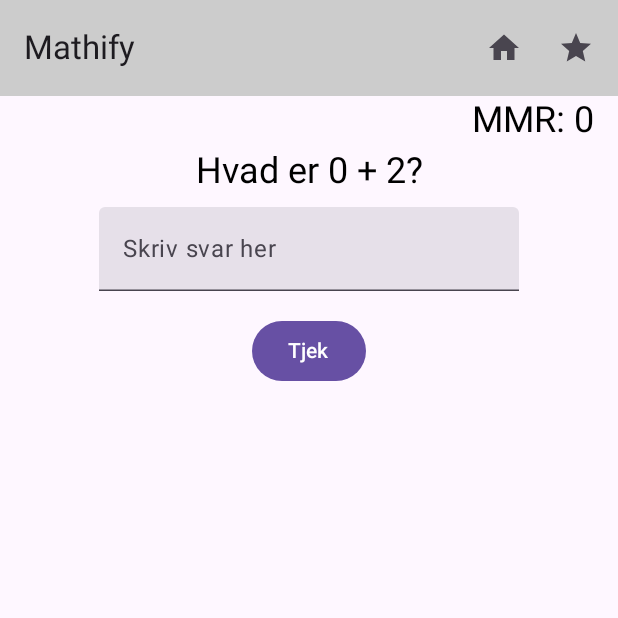
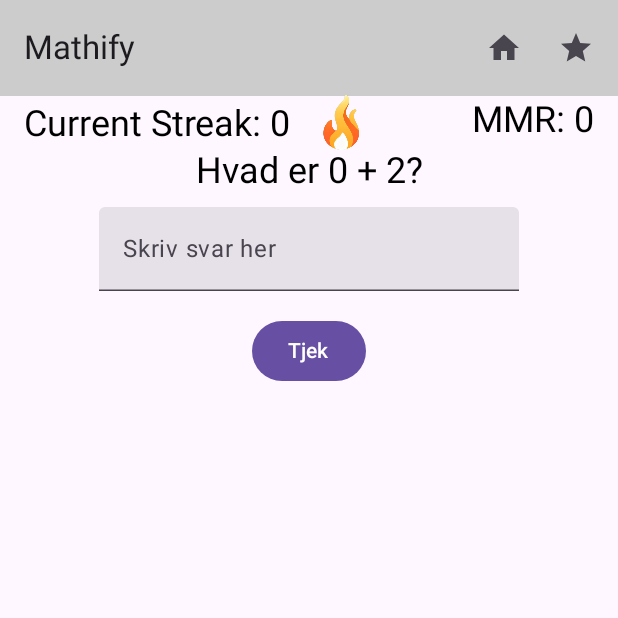
Before and after one commit to MilGaming/Mathify, an Android app built with Jetpack Compose: the ScalableDemoActivity screen opened directly, with no data from a screen before it, on a phone screen of 412 x 824 dp, the top half of it. Run offline under Robolectric (Android 15) with nearby library versions, the phone set to English and light mode, and no system bars.

Commit message:
Added streak score to page and made icon shake with particles

```diff
--- a/app/src/main/java/com/example/myapplication/ScalableDemoActivity.kt
+++ b/app/src/main/java/com/example/myapplication/ScalableDemoActivity.kt
@@ -12,6 +12,7 @@ import androidx.compose.foundation.layout.Box
 import androidx.compose.foundation.layout.Column
 import androidx.compose.foundation.layout.Spacer
 import androidx.compose.foundation.layout.fillMaxSize
+import androidx.compose.foundation.layout.fillMaxWidth
 import androidx.compose.foundation.layout.height
 import androidx.compose.foundation.layout.padding
 import androidx.compose.foundation.text.KeyboardActions
@@ -40,6 +41,21 @@ import kotlinx.coroutines.delay
 import kotlin.math.log10
 import kotlin.random.Random
 import kotlin.math.min
+import androidx.compose.animation.core.*
+import androidx.compose.foundation.Canvas
+import androidx.compose.foundation.Image
+import androidx.compose.foundation.layout.Row
+import androidx.compose.foundation.layout.size
+import androidx.compose.runtime.getValue
+import androidx.compose.runtime.mutableStateListOf
+import androidx.compose.ui.geometry.Offset
+import androidx.compose.ui.graphics.Color
+import androidx.compose.ui.graphics.graphicsLayer
+import androidx.compose.ui.layout.onGloballyPositioned
+import androidx.compose.ui.layout.positionInRoot
+import androidx.compose.ui.res.painterResource
+import androidx.compose.ui.platform.LocalDensity
+
 class ScalableDemoActivity : ComponentActivity() {
     override fun onCreate(savedInstanceState: Bundle?) {
         super.onCreate(savedInstanceState)
@@ -87,6 +103,8 @@ private fun MMRFunction() {
     val correctAnswer = question.first + question.second
 
     CustomTopBar(isHeldDown, openDialog.value, "Mathify")
+    StreakBar(positiveStreak) //Add streak score to screen
+
     Column(
         //Adds padding to button column at the top
         modifier = Modifier
@@ -259,6 +277,130 @@ private fun updateQuestion(MMR: Int, random: Random): Pair<Int, Int> {
     }
 }
 
+//Streak bar
+@Composable
+fun StreakBar(streak: Int) {
+    val infiniteTransition = rememberInfiniteTransition()
+    val streakIconPosition = remember { mutableStateOf(Offset.Zero) }
+    val rotation by infiniteTransition.animateFloat(
+        initialValue = -5f,
+        targetValue = 5f,
+        animationSpec = infiniteRepeatable(
+            animation = tween(100, easing = LinearEasing),
+            repeatMode = RepeatMode.Reverse
+        ), label = ""
+    )
+
+    Box(
+        modifier = Modifier
+            .fillMaxWidth()
+            .padding(top = 50.dp, start = 16.dp),
+        contentAlignment = Alignment.TopStart
+    ) {
+        Row(
+            verticalAlignment = Alignment.CenterVertically,
+        ) {
+            Text(
+                text = "Current Streak: $streak",
+                fontSize = 24.sp
+            )
+            Image(
+                painter = painterResource(id = R.drawable.streak_icon),
+                contentDescription = "Streak Icon",
+                modifier = Modifier
+                    .size(65.dp)
+                    .graphicsLayer {
+                        rotationZ = if (streak > 0) rotation * (streak / 5f) else 0f
+                    }
+                    .onGloballyPositioned { coordinates ->
+                        streakIconPosition.value = coordinates.positionInRoot()
+                    }
+            )
+        }
+    }
+    // Create a list of particles
+    val particles = remember { mutableStateListOf<Particle>() }
+    // Define the colors
+    val colors = listOf(Color.Red, Color.Yellow, Color(0xFFFFA500)) // 0xFFFFA500 is the hex code for orange
+    // Get the icon's size in pixels
+    val iconSizePx = with(LocalDensity.current) { 65.dp.toPx() }
+    // Update particles
+    LaunchedEffect(streak) {
+        if (streak > 0) {
+            // Continuously create new particles
+            while (true) {
+                // Add a new particle at a random position around the center of the streak icon
+                particles.add(
+                    Particle(
+                        x = streakIconPosition.value.x + iconSizePx / 2 + (Random.nextFloat() * 50f - 25f), // Add a random offset to the x coordinate
+                        y = streakIconPosition.value.y + iconSizePx / 2 + (Random.nextFloat() * 50f - 25f), // Add a random offset to the y coordinate
+                        speed = Random.nextFloat() * 5f,
+                        radius = Random.nextFloat() * 5f,
+                        alpha = 1f,
+                        color = colors.random()
+                    )
+                )
+
+                // Animate particles
+                particles.forEach { particle ->
+                    particle.y -= particle.speed
+                    particle.alpha -= 0.05f
+                }
+                particles.removeAll { particle -> particle.alpha <= 0 }
+
+                // Wait for a random interval before creating the next particle
+                delay((Random.nextFloat() * 200).toLong())  // Delay to create a new particle multiple times per second
+            }
+        }
+    }
+    /*LaunchedEffect(streak) {
+        if (streak > 0) {// defines how high the streak has to be to show particles
+            // Add new particles
+            repeat(50) {
+                particles.add(
+                    Particle(
+                        x = streakIconPosition.value.x,
+                        y = streakIconPosition.value.y,
+                        speed = Random.nextFloat() * 5f,
+                        radius = Random.nextFloat() * 5f,
+                        alpha = 1f,
+                        color = colors.random() // Assign a random color to each particle
+                    )
+                )
+            }
+
+            // Animate particles
+            while (particles.isNotEmpty()) {
+                particles.forEach { particle ->
+                    particle.y -= particle.speed
+                    particle.alpha -= 0.01f
+                }
+                particles.removeAll { particle -> particle.alpha <= 0 }
+                delay(16)  // Delay to create a frame rate of about 60 FPS
+            }
+        }
+    }*/
+
+    // Draw particles
+    Canvas(modifier = Modifier.fillMaxSize()) {
+        particles.forEach { particle ->
+            drawCircle(
+                color = particle.color.copy(alpha = particle.alpha), // Use the color of the particle
+                radius = particle.radius,
+                center = Offset(particle.x, particle.y)
+            )
+        }
+    }
+}
+//Particle class is defined here
+data class Particle(
+    var x: Float,
+    var y: Float,
+    var speed: Float,
+    var radius: Float,
+    var alpha: Float,
+    var color: Color
+)
 @Preview(showBackground = true)
 @Composable
 private fun MulFunctionPreview() {
```
Also changed, not shown: app/src/main/res/drawable/streak_icon.png (added).
